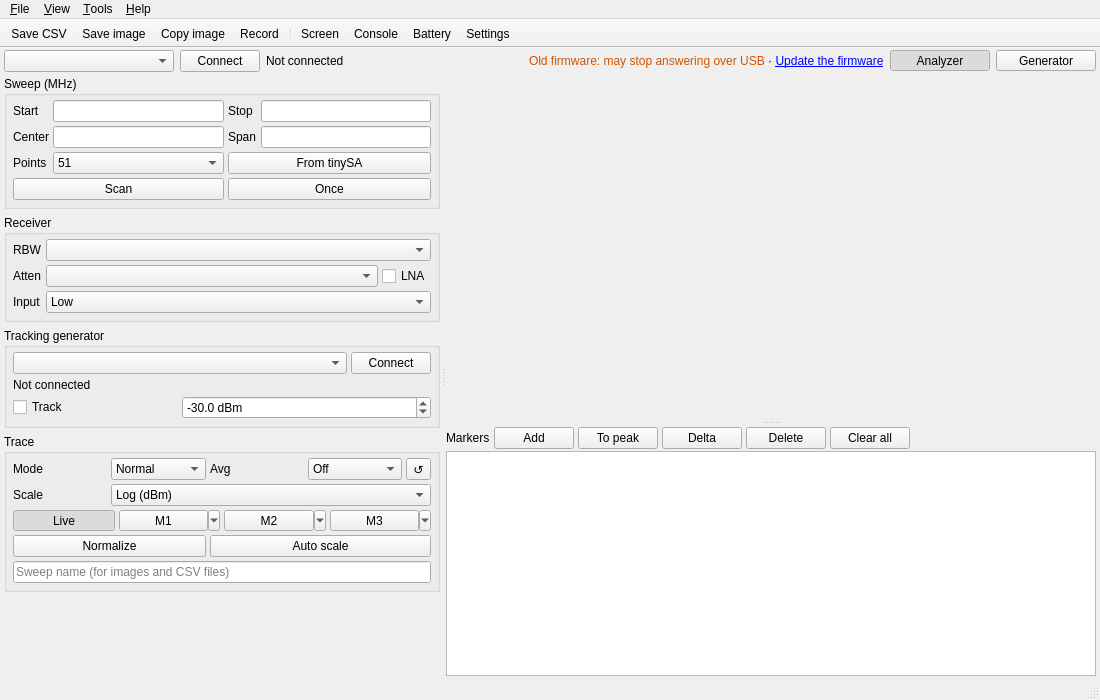
erikkaashoek/tinySA-app, file src/ui/mainwindow.ui: the form before one commit.
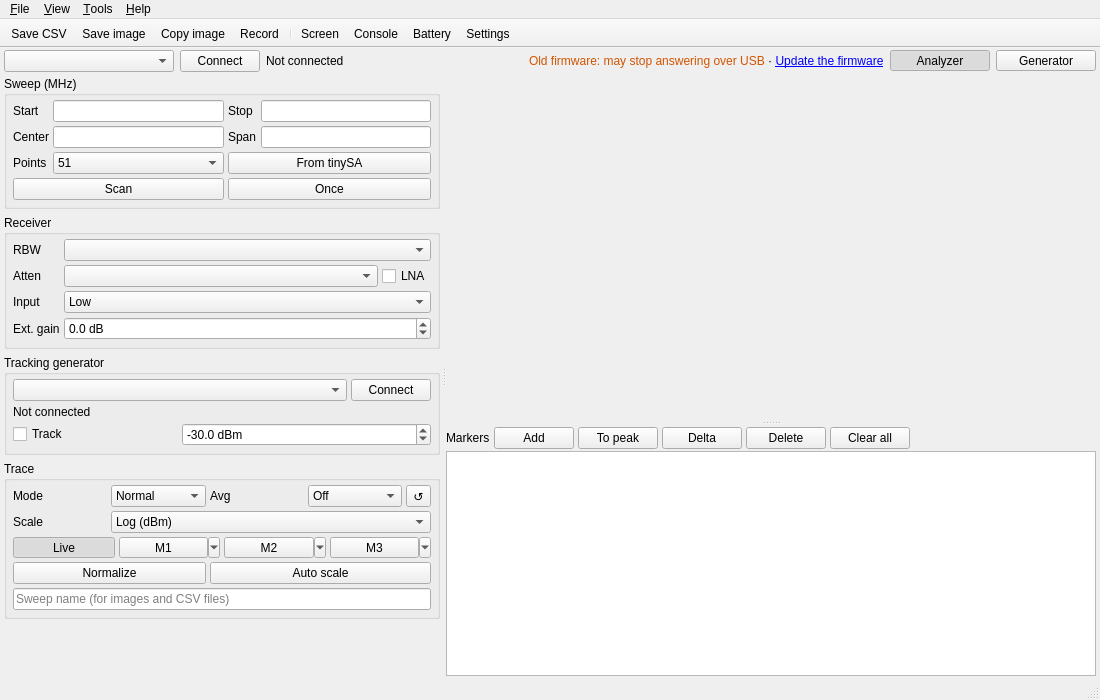
The form after the commit. Custom widgets are drawn as their Qt base class.

Commit message: External gain: one value for analyzer and generator, set in the app

Patch:
```diff
--- a/src/ui/mainwindow.ui
+++ b/src/ui/mainwindow.ui
@@ -446,6 +446,35 @@
               </item>
              </widget>
             </item>
+            <item row="3" column="0">
+             <widget class="QLabel" name="analyzerGainLabel">
+              <property name="text">
+               <string>Ext. gain</string>
+              </property>
+             </widget>
+            </item>
+            <item row="3" column="1" colspan="2">
+             <widget class="QDoubleSpinBox" name="analyzerGainSpin">
+              <property name="toolTip">
+               <string>Gain of an external amplifier (+) or attenuator (-) at the tinySA's RF port: levels are shown at the device under test. The tinySA's EXT GAIN, one value for analyzer and generator.</string>
+              </property>
+              <property name="keyboardTracking">
+               <bool>false</bool>
+              </property>
+              <property name="suffix">
+               <string> dB</string>
+              </property>
+              <property name="decimals">
+               <number>1</number>
+              </property>
+              <property name="minimum">
+               <double>-100.000000000000000</double>
+              </property>
+              <property name="maximum">
+               <double>100.000000000000000</double>
+              </property>
+             </widget>
+            </item>
            </layout>
           </widget>
          </item>
```
The commit also changes 23 other files.
